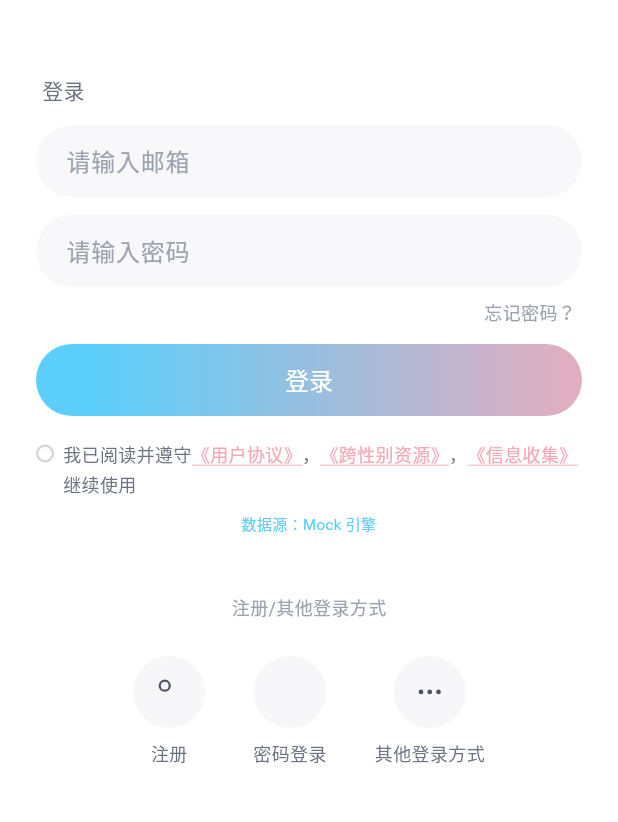
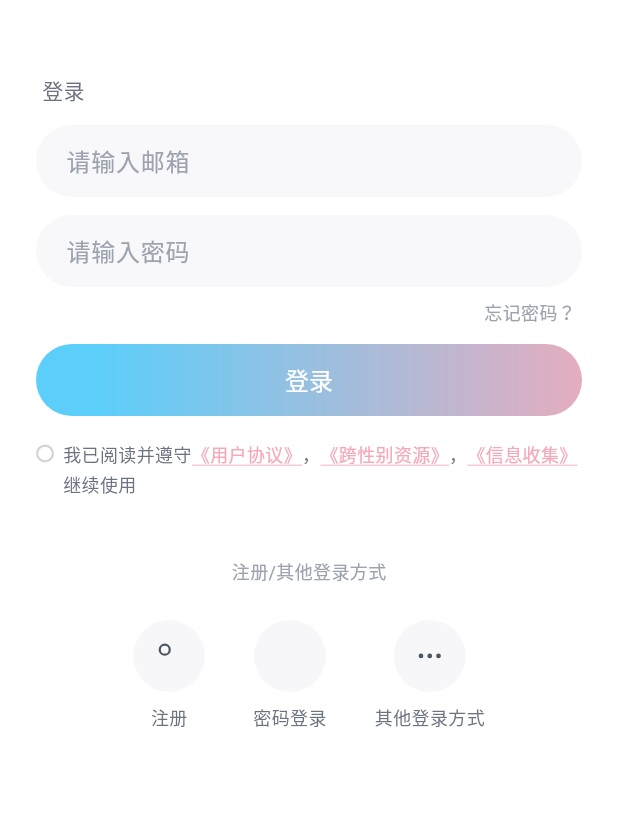
Before and after one commit to Suran2022/Porten, a Flutter app: the screen it shows after launch, on a phone screen of 412 x 824 dp, the part 153-975 px from its top. Run offline on Flutter 3.47's test engine with Material 3 defaults, Android fonts, the phone set to English and light mode, and no system bars; our stand-ins replace audioplayers, flutter_riverpod, flutter_svg, shared_preferences; missing offline and left inert: path_parsing.

Commit message:
build(mobile): 移除登录页数据源标识（按用户要求），versionCode 30

```diff
--- a/mobile/flutter/porten_flutter/lib/core/mock/mock_mode.dart
+++ b/mobile/flutter/porten_flutter/lib/core/mock/mock_mode.dart
@@ -45,29 +45,3 @@ Future<PortenMockMode> resolveInitialMockMode() async {
       return PortenMockMode.mock;
   }
 }
-
-/// 运行环境信息（登录页展示：数据源模式 + API 地址，便于现场分辨
-/// Mock / Live，排查「数据是否为演示数据」类问题）。
-class EnvironmentInfo {
-  const EnvironmentInfo({required this.mode, required this.apiBaseUrl});
-
-  final PortenMockMode mode;
-  final String apiBaseUrl;
-
-  /// 人类可读的一行摘要。
-  String get summary {
-    final String source =
-        mode == PortenMockMode.live ? '真实 API' : 'Mock 引擎';
-    final String url =
-        apiBaseUrl.isEmpty ? '' : ' · $apiBaseUrl';
-    return '数据源：$source$url';
-  }
-}
-
-/// 运行环境信息 Provider（启动后一次性解析，供登录页展示）。
-final FutureProvider<EnvironmentInfo> environmentInfoProvider =
-    FutureProvider<EnvironmentInfo>((Ref ref) async {
-  final PortenMockMode mode = ref.read(mockModeProvider);
-  final String? url = await PortenChannels.env.invokeSafe<String>('apiBaseUrl');
-  return EnvironmentInfo(mode: mode, apiBaseUrl: url ?? '');
-});
--- a/mobile/flutter/porten_flutter/lib/features/auth/login_page.dart
+++ b/mobile/flutter/porten_flutter/lib/features/auth/login_page.dart
@@ -30,7 +30,6 @@ import '../../core/components/porten_toast.dart';
 import '../../core/design/porten_colors.dart';
 import '../../core/design/porten_scale.dart';
 import '../../core/design/porten_typography.dart';
-import '../../core/mock/mock_mode.dart';
 import 'state/auth_controller.dart';
 
 /// 登录方式 → 占位符（对齐 Web 端 methodLabels）。
@@ -340,31 +339,8 @@ class _LoginPageState extends ConsumerState<LoginPage> {
             onChanged: (bool v) => setState(() => _agreed = v),
             onOpenAgreement: AgreementViewer.open,
           ),
-          // 运行环境标识：数据源模式 + API 地址（排查「数据是否为演示数据」用）
-          _buildEnvironmentLabel(),
         ],
       ),
-    );
-  }
-
-  /// 数据源模式一行展示（Mock 引擎 / 真实 API · 后端地址）。
-  Widget _buildEnvironmentLabel() {
-    final AsyncValue<EnvironmentInfo> env = ref.watch(environmentInfoProvider);
-    return env.maybeWhen(
-      data: (EnvironmentInfo info) => Padding(
-        padding: const EdgeInsets.only(top: 8),
-        child: Text(
-          info.summary,
-          textAlign: TextAlign.center,
-          style: PortenTypography.xs.copyWith(
-            color: info.mode == PortenMockMode.live
-                ? PortenColor.gray400
-                : PortenColor.brandBlue,
-            fontSize: 10,
-          ),
-        ),
-      ),
-      orElse: () => const SizedBox.shrink(),
     );
   }
 
```
Also changed, not shown: 1 other file.
